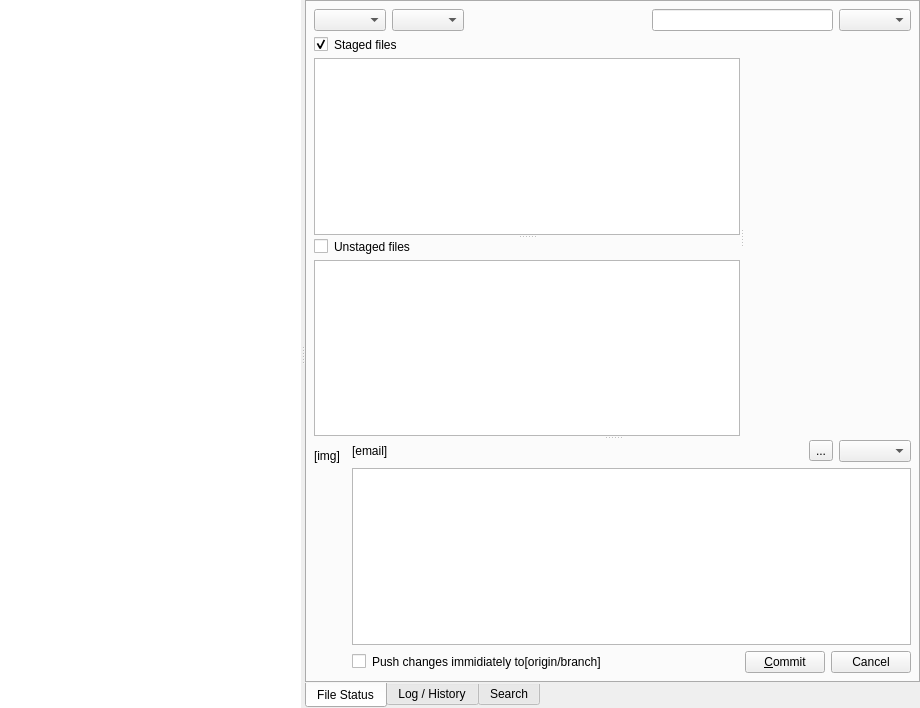
bokic/gitmaster, file qgitrepository.ui: the form before one commit.
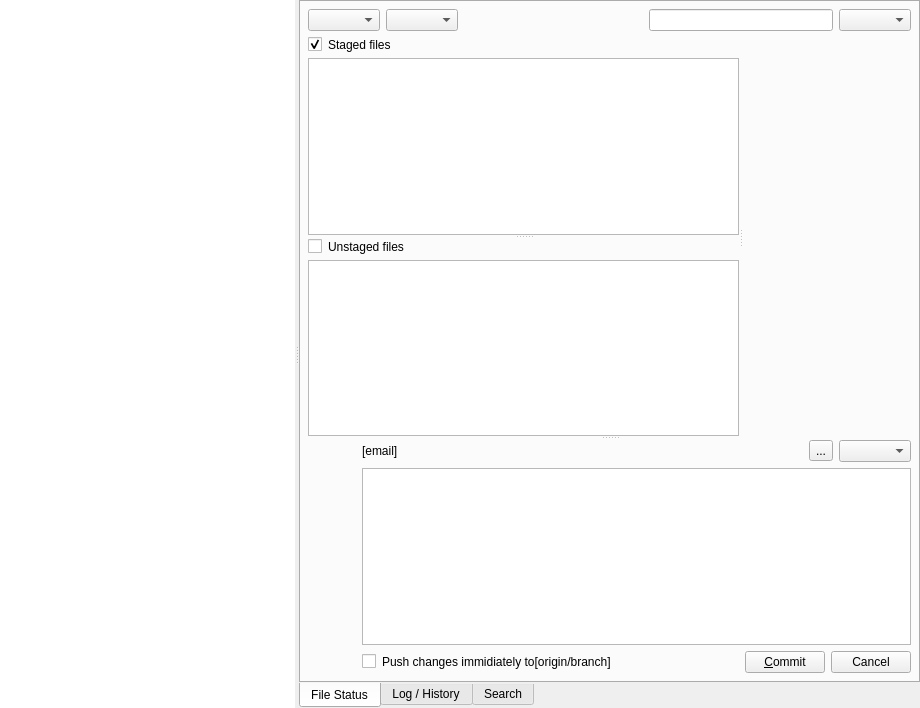
The form after the commit.

The edit to the form file:
```diff
--- a/qgitrepository.ui
+++ b/qgitrepository.ui
@@ -151,19 +151,16 @@
                   </property>
                   <property name="minimumSize">
                    <size>
-                    <width>32</width>
-                    <height>32</height>
+                    <width>48</width>
+                    <height>48</height>
                    </size>
                   </property>
                   <property name="maximumSize">
                    <size>
-                    <width>32</width>
-                    <height>32</height>
+                    <width>48</width>
+                    <height>48</height>
                    </size>
                   </property>
-                  <property name="text">
-                   <string>[img]</string>
-                  </property>
                  </widget>
                 </item>
                 <item>
```
Left out of the diff: 2 changed lines with no effect on the pictures.
